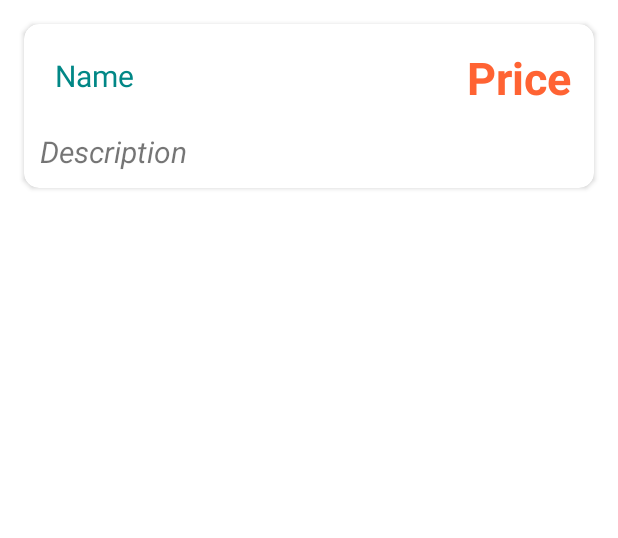
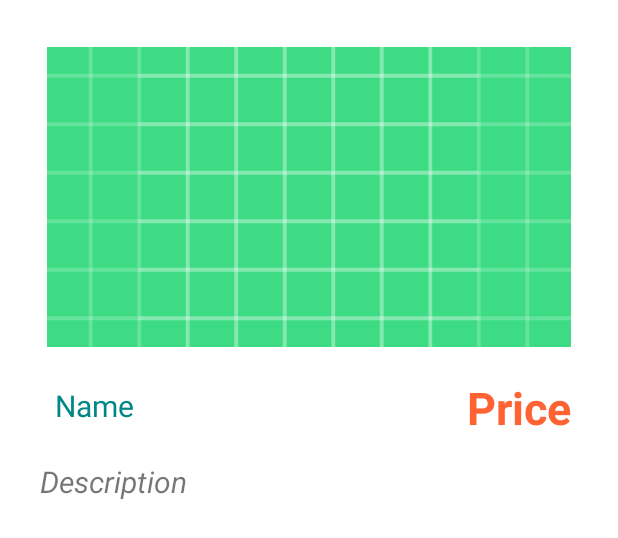
Before and after one commit to nethmaGallage/More-Meal-Food-Ordering-App, an Android app: the layout item_layout.xml on its own in the app's theme, with its tools: preview values and no code run, on a phone screen of 412 x 824 dp. Shown: the top 538 px of the screen. Run offline under Robolectric (Android 15) with nearby library versions, the phone set to English and light mode, and no system bars.

Commit message:
edit details activity

```diff
--- a/app/src/main/res/layout/activity_detail.xml
+++ b/app/src/main/res/layout/activity_detail.xml
@@ -9,12 +9,6 @@
     android:layout_margin="10dp"
     >
 
-    <ImageView
-        android:layout_width="match_parent"
-        android:layout_height="200dp"
-        android:id="@+id/image"
-        android:scaleType="centerCrop"
-        />
     <TextView
         android:layout_width="match_parent"
         android:layout_height="wrap_content"
--- a/app/src/main/res/layout/item_layout.xml
+++ b/app/src/main/res/layout/item_layout.xml
@@ -15,6 +15,16 @@
         android:orientation="vertical"
         android:padding="5dp"
         >
+
+        <ImageView
+            android:id="@+id/imageView"
+            android:layout_width="match_parent"
+            android:layout_height="200dp"
+            android:layout_gravity="center"
+            android:layout_margin="10dp"
+            android:scaleType="centerCrop"
+            android:src="@drawable/ic_launcher_background"
+            />
 
         <LinearLayout
             android:layout_width="match_parent"
```
